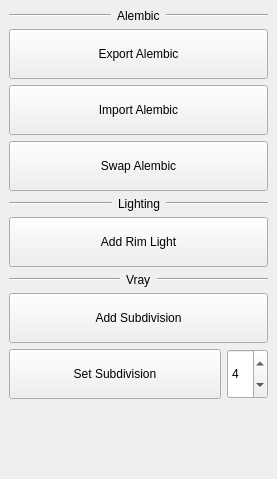
The window that Tapp/Maya/lighting/resources/lighting_gui.ui (bumpybox/Tapp) describes before a commit, drawn with Qt 5.
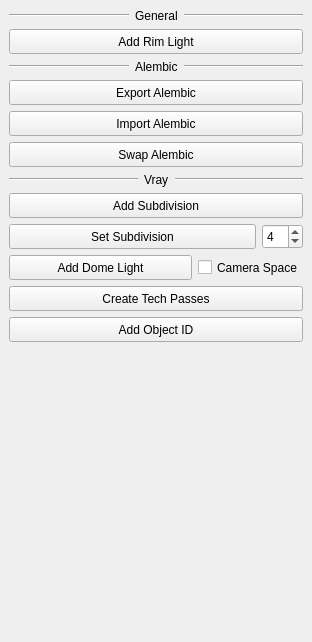
The same window after the commit.

Diff of the .ui file:
```diff
--- a/Tapp/Maya/lighting/resources/lighting_gui.ui
+++ b/Tapp/Maya/lighting/resources/lighting_gui.ui
@@ -6,8 +6,8 @@
    <rect>
     <x>0</x>
     <y>0</y>
-    <width>277</width>
-    <height>479</height>
+    <width>312</width>
+    <height>642</height>
    </rect>
   </property>
   <property name="windowTitle">
@@ -15,6 +15,65 @@
   </property>
   <widget class="QWidget" name="centralwidget">
    <layout class="QVBoxLayout" name="verticalLayout">
+    <item>
+     <layout class="QHBoxLayout" name="horizontalLayout_6">
+      <item>
+       <widget class="Line" name="line_3">
+        <property name="sizePolicy">
+         <sizepolicy hsizetype="Expanding" vsizetype="Fixed">
+          <horstretch>0</horstretch>
+          <verstretch>0</verstretch>
+         </sizepolicy>
+        </property>
+        <property name="orientation">
+         <enum>Qt::Horizontal</enum>
+        </property>
+       </widget>
+      </item>
+      <item>
+       <widget class="QLabel" name="label_2">
+        <property name="text">
+         <string>General</string>
+        </property>
+        <property name="scaledContents">
+         <bool>false</bool>
+        </property>
+       </widget>
+      </item>
+      <item>
+       <widget class="Line" name="line_4">
+        <property name="sizePolicy">
+         <sizepolicy hsizetype="Expanding" vsizetype="Fixed">
+          <horstretch>0</horstretch>
+          <verstretch>0</verstretch>
+         </sizepolicy>
+        </property>
+        <property name="orientation">
+         <enum>Qt::Horizontal</enum>
+        </property>
+       </widget>
+      </item>
+     </layout>
+    </item>
+    <item>
+     <widget class="QPushButton" name="addRimLight_pushButton">
+      <property name="sizePolicy">
+       <sizepolicy hsizetype="Expanding" vsizetype="Preferred">
+        <horstretch>0</horstretch>
+        <verstretch>0</verstretch>
+       </sizepolicy>
+      </property>
+      <property name="minimumSize">
+       <size>
+        <width>0</width>
+        <height>25</height>
+       </size>
+      </property>
+      <property name="text">
+       <string>Add Rim Light</string>
+      </property>
+     </widget>
+    </item>
     <item>
      <layout class="QHBoxLayout" name="horizontalLayout_5">
       <item>
@@ -66,7 +125,7 @@
       <property name="minimumSize">
        <size>
         <width>0</width>
-        <height>50</height>
+        <height>25</height>
        </size>
       </property>
       <property name="text">
@@ -85,7 +144,7 @@
       <property name="minimumSize">
        <size>
         <width>0</width>
-        <height>50</height>
+        <height>25</height>
        </size>
       </property>
       <property name="text">
@@ -104,7 +163,7 @@
       <property name="minimumSize">
        <size>
         <width>0</width>
-        <height>50</height>
+        <height>25</height>
        </size>
       </property>
       <property name="text">
@@ -112,65 +171,6 @@
       </property>
      </widget>
     </item>
-    <item>
-     <layout class="QHBoxLayout" name="horizontalLayout_6">
-      <item>
-       <widget class="Line" name="line_3">
-        <property name="sizePolicy">
-         <sizepolicy hsizetype="Expanding" vsizetype="Fixed">
-          <horstretch>0</horstretch>
-          <verstretch>0</verstretch>
-         </sizepolicy>
-        </property>
-        <property name="orientation">
-         <enum>Qt::Horizontal</enum>
-        </property>
-       </widget>
-      </item>
-      <item>
-       <widget class="QLabel" name="label_2">
-        <property name="text">
-         <string>Lighting</string>
-        </property>
-        <property name="scaledContents">
-         <bool>false</bool>
-        </property>
-       </widget>
-      </item>
-      <item>
-       <widget class="Line" name="line_4">
-        <property name="sizePolicy">
-         <sizepolicy hsizetype="Expanding" vsizetype="Fixed">
-          <horstretch>0</horstretch>
-          <verstretch>0</verstretch>
-         </sizepolicy>
-        </property>
-        <property name="orientation">
-         <enum>Qt::Horizontal</enum>
-        </property>
-       </widget>
-      </item>
-     </layout>
-    </item>
-    <item>
-     <widget class="QPushButton" name="addRimLight_pushButton">
-      <property name="sizePolicy">
-       <sizepolicy hsizetype="Expanding" vsizetype="Preferred">
-        <horstretch>0</horstretch>
-        <verstretch>0</verstretch>
-       </sizepolicy>
-      </property>
-      <property name="minimumSize">
-       <size>
-        <width>0</width>
-        <height>50</height>
-       </size>
-      </property>
-      <property name="text">
-       <string>Add Rim Light</string>
-      </property>
-     </widget>
-    </item>
     <item>
      <layout class="QHBoxLayout" name="horizontalLayout_7">
       <item>
@@ -222,7 +222,7 @@
       <property name="minimumSize">
        <size>
         <width>0</width>
-        <height>50</height>
+        <height>25</height>
        </size>
       </property>
       <property name="text">
@@ -243,7 +243,7 @@
         <property name="minimumSize">
          <size>
           <width>0</width>
-          <height>50</height>
+          <height>25</height>
          </size>
         </property>
         <property name="text">
@@ -266,6 +266,80 @@
       </item>
      </layout>
     </item>
+    <item>
+     <layout class="QHBoxLayout" name="horizontalLayout_2">
+      <item>
+       <widget class="QPushButton" name="addDomeLight_pushButton">
+        <property name="sizePolicy">
+         <sizepolicy hsizetype="Expanding" vsizetype="Preferred">
+          <horstretch>0</horstretch>
+          <verstretch>0</verstretch>
+         </sizepolicy>
+        </property>
+        <property name="minimumSize">
+         <size>
+          <width>0</width>
+          <height>25</height>
+         </size>
+        </property>
+        <property name="text">
+         <string>Add Dome Light</string>
+        </property>
+       </widget>
+      </item>
+      <item>
+       <widget class="QCheckBox" name="domeLightCameraSpace_checkBox">
+        <property name="sizePolicy">
+         <sizepolicy hsizetype="Minimum" vsizetype="Preferred">
+          <horstretch>0</horstretch>
+          <verstretch>0</verstretch>
+         </sizepolicy>
+        </property>
+        <property name="text">
+         <string>Camera Space</string>
+        </property>
+       </widget>
+      </item>
+     </layout>
+    </item>
+    <item>
+     <widget class="QPushButton" name="createTechPasses_pushButton">
+      <property name="sizePolicy">
+       <sizepolicy hsizetype="Expanding" vsizetype="Preferred">
+        <horstretch>0</horstretch>
+        <verstretch>0</verstretch>
+       </sizepolicy>
+      </property>
+      <property name="minimumSize">
+       <size>
+        <width>0</width>
+        <height>25</height>
+       </size>
+      </property>
+      <property name="text">
+       <string>Create Tech Passes</string>
+      </property>
+     </widget>
+    </item>
+    <item>
+     <widget class="QPushButton" name="addObjectID_pushButton">
+      <property name="sizePolicy">
+       <sizepolicy hsizetype="Expanding" vsizetype="Preferred">
+        <horstretch>0</horstretch>
+        <verstretch>0</verstretch>
+       </sizepolicy>
+      </property>
+      <property name="minimumSize">
+       <size>
+        <width>0</width>
+        <height>25</height>
+       </size>
+      </property>
+      <property name="text">
+       <string>Add Object ID</string>
+      </property>
+     </widget>
+    </item>
     <item>
      <spacer name="verticalSpacer">
       <property name="orientation">
```
